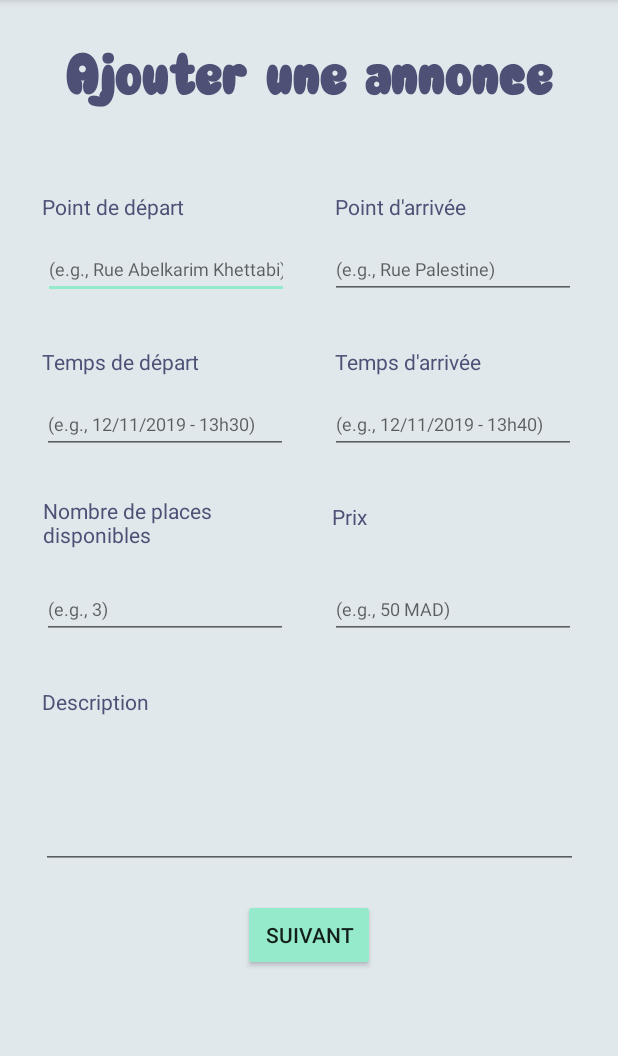
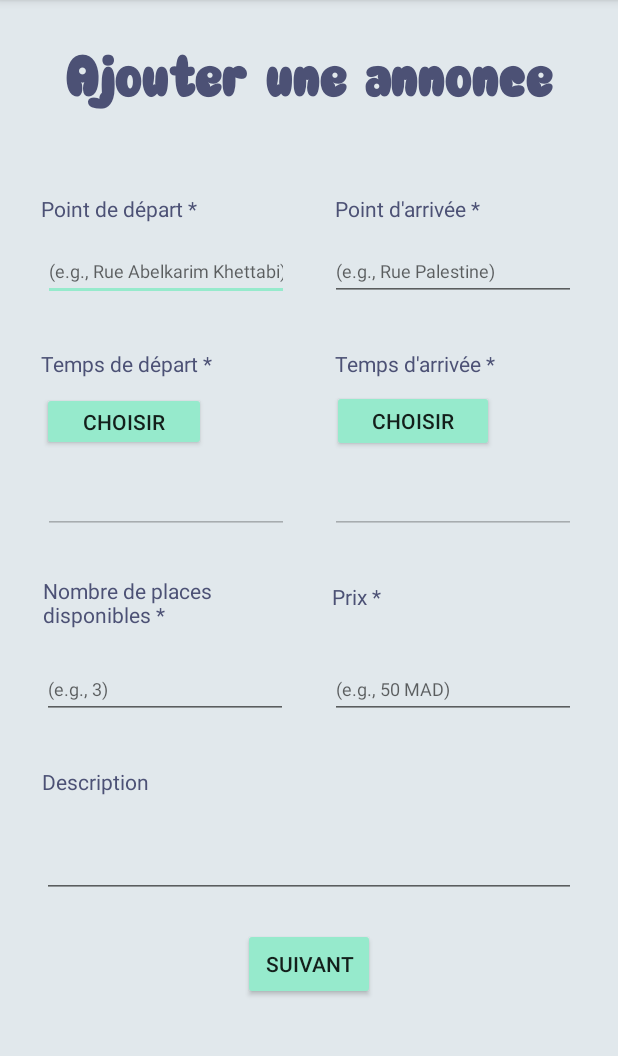
Before and after one commit to ibtissamidiaz/GetIn, an Android app: the AnnonceCovoitureurForm screen opened directly, with no data from a screen before it, on a phone screen of 412 x 824 dp, the part 84-1140 px from its top. Run offline under Robolectric (Android 15) with nearby library versions, the phone set to English and light mode, and no system bars; our stand-ins replace Firebase (no records; nobody signed in at launch, a user with empty details on screens opened directly).

Commit message:
added form validation

```diff
--- a/app/src/main/res/layout/activity_annonce_covoitureur_form.xml
+++ b/app/src/main/res/layout/activity_annonce_covoitureur_form.xml
@@ -60,7 +60,7 @@
             android:text="@string/point_d_arrivee"
             android:textColor="#4C5175"
             app:layout_constraintEnd_toEndOf="parent"
-            app:layout_constraintHorizontal_bias="0.69"
+            app:layout_constraintHorizontal_bias="0.71"
             app:layout_constraintStart_toStartOf="parent"
             app:layout_constraintTop_toBottomOf="@+id/titre1" />
 
@@ -90,19 +90,6 @@
             app:layout_constraintStart_toStartOf="parent"
             app:layout_constraintTop_toBottomOf="@+id/ed_point_depart1" />
 
-        <EditText
-            android:id="@+id/ed_temps_depart1"
-            android:layout_width="164dp"
-            android:layout_height="40dp"
-            android:autofillHints=""
-            android:ems="10"
-            android:hint="(e.g., 12/11/2019 - 13h30)"
-            android:inputType="textPersonName"
-            android:textSize="12sp"
-            app:layout_constraintBaseline_toBaselineOf="@+id/ed_temps_arrivee1"
-            app:layout_constraintEnd_toStartOf="@+id/ed_temps_arrivee1"
-            app:layout_constraintStart_toStartOf="parent" />
-
         <TextView
             android:id="@+id/tv_temps_arrivee1"
             android:layout_width="wrap_content"
@@ -111,7 +98,7 @@
             android:text="@string/temps_d_arrivee"
             android:textColor="#4C5175"
             app:layout_constraintEnd_toEndOf="parent"
-            app:layout_constraintHorizontal_bias="0.712"
+            app:layout_constraintHorizontal_bias="0.734"
             app:layout_constraintStart_toStartOf="parent"
             app:layout_constraintTop_toBottomOf="@+id/ed_point_arrivee1" />
 
@@ -119,15 +106,51 @@
             android:id="@+id/ed_temps_arrivee1"
             android:layout_width="164dp"
             android:layout_height="40dp"
-            android:layout_marginTop="12dp"
+            android:layout_marginTop="64dp"
             android:layout_marginEnd="28dp"
-            android:autofillHints=""
             android:ems="10"
-            android:hint="(e.g., 12/11/2019 - 13h40)"
             android:inputType="textPersonName"
             android:textSize="12sp"
             app:layout_constraintEnd_toEndOf="parent"
             app:layout_constraintTop_toBottomOf="@+id/tv_temps_arrivee1" />
+
+        <Button
+            android:id="@+id/bt_tps_arr"
+            android:layout_width="108dp"
+            android:layout_height="41dp"
+            android:backgroundTint="@color/colorAccent"
+            android:text="@string/choisir"
+            app:layout_constraintBottom_toTopOf="@+id/ed_temps_arrivee1"
+            app:layout_constraintEnd_toEndOf="parent"
+            app:layout_constraintHorizontal_bias="0.729"
+            app:layout_constraintStart_toStartOf="parent"
+            app:layout_constraintTop_toBottomOf="@+id/tv_temps_arrivee1"
+            app:layout_constraintVertical_bias="0.372" />
+
+        <EditText
+            android:id="@+id/ed_temps_depart1"
+            android:layout_width="164dp"
+            android:layout_height="40dp"
+            android:ems="10"
+            android:inputType="textPersonName"
+            android:textSize="12sp"
+            app:layout_constraintBaseline_toBaselineOf="@+id/ed_temps_arrivee1"
+            app:layout_constraintEnd_toStartOf="@+id/ed_temps_arrivee1"
+            app:layout_constraintHorizontal_bias="0.509"
+            app:layout_constraintStart_toStartOf="parent" />
+
+        <Button
+            android:id="@+id/bt_tps_dep"
+            android:layout_width="109dp"
+            android:layout_height="39dp"
+            android:backgroundTint="@color/colorAccent"
+            android:text="@string/choisir"
+            app:layout_constraintBottom_toTopOf="@+id/ed_temps_depart1"
+            app:layout_constraintEnd_toEndOf="parent"
+            app:layout_constraintHorizontal_bias="0.092"
+            app:layout_constraintStart_toStartOf="parent"
+            app:layout_constraintTop_toBottomOf="@+id/tv_temps_depart1"
+            app:layout_constraintVertical_bias="0.396" />
 
         <TextView
             android:id="@+id/tv_nbr_places1"
@@ -149,7 +172,7 @@
             android:autofillHints=""
             android:ems="10"
             android:hint="(e.g., 3)"
-            android:inputType="textPersonName"
+            android:inputType="number"
             android:textSize="12sp"
             app:layout_constraintEnd_toStartOf="@+id/ed_prix1"
             app:layout_constraintStart_toStartOf="parent"
@@ -175,7 +198,7 @@
             android:autofillHints=""
             android:ems="10"
             android:hint="(e.g., 50 MAD)"
-            android:inputType="textPersonName"
+            android:inputType="number"
             android:textSize="12sp"
             app:layout_constraintBaseline_toBaselineOf="@+id/ed_nbr_places1"
             app:layout_constraintEnd_toEndOf="parent" />
@@ -194,14 +217,14 @@
 
         <EditText
             android:id="@+id/ed_description1"
-            android:layout_width="358dp"
-            android:layout_height="78dp"
+            android:layout_width="356dp"
+            android:layout_height="44dp"
             android:layout_marginTop="24dp"
             android:autofillHints=""
-            android:textSize="12sp"
             android:ems="10"
             android:gravity="start|top"
             android:inputType="textMultiLine"
+            android:textSize="12sp"
             app:layout_constraintEnd_toEndOf="parent"
             app:layout_constraintHorizontal_bias="0.5"
             app:layout_constraintStart_toStartOf="parent"
--- a/app/src/main/res/values/strings.xml
+++ b/app/src/main/res/values/strings.xml
@@ -5,17 +5,19 @@
     <string name="ajouter_annonce">Ajouter une annonce</string>
     <string name="covoitureur">Covoitureur</string>
     <string name="covoituré">Covoituré</string>
-    <string name="point_de_depart">Point de départ</string>
-    <string name="point_d_arrivee">Point d\'arrivée</string>
-    <string name="temps_de_depart">Temps de départ</string>
-    <string name="temps_d_arrivee">Temps d\'arrivée</string>
-    <string name="nombre_de_places_ndisponibles">Nombre de places\ndisponibles</string>
-    <string name="prix">Prix</string>
+    <string name="point_de_depart">Point de départ *</string>
+    <string name="point_d_arrivee">Point d\'arrivée *</string>
+    <string name="temps_de_depart">Temps de départ *</string>
+    <string name="temps_d_arrivee">Temps d\'arrivée *</string>
+    <string name="nombre_de_places_ndisponibles">Nombre de places\ndisponibles *</string>
+    <string name="nombre_de_places_voiture">Capacité (Nombre de places / \nchauffeur exclus) *</string>
+    <string name="prix">Prix *</string>
     <string name="description">Description</string>
-    <string name="nombre_de_personnes">Nombre de personnes</string>
+    <string name="nombre_de_personnes">Nombre de personnes *</string>
     <string name="mes_annonces">Mes annonces</string>
     <string name="mes_demandes">Mes demandes</string>
     <string name="deconnecter">Se déconnecter</string>
     <string name="voiture_associee">Info de voiture</string>
     <string name="suivant">Suivant</string>
+    <string name="choisir">Choisir</string>
 </resources>
```
Also changed, not shown: app/src/main/java/com/example/getin/controller/covoiture/AnnonceCovoitureForm.java (+71 -8 lines), app/src/main/java/com/example/getin/controller/covoitureur/AnnonceCovoitureurForm.java (+78 -8 lines), app/src/main/java/com/example/getin/controller/covoitureur/InfoVoiture.java (+24 -10 lines), app/src/main/res/layout/activity_annonce_covoiture_form.xml (+27 -7 lines), app/src/main/res/layout/activity_info_voiture.xml (+6 -5 lines).
